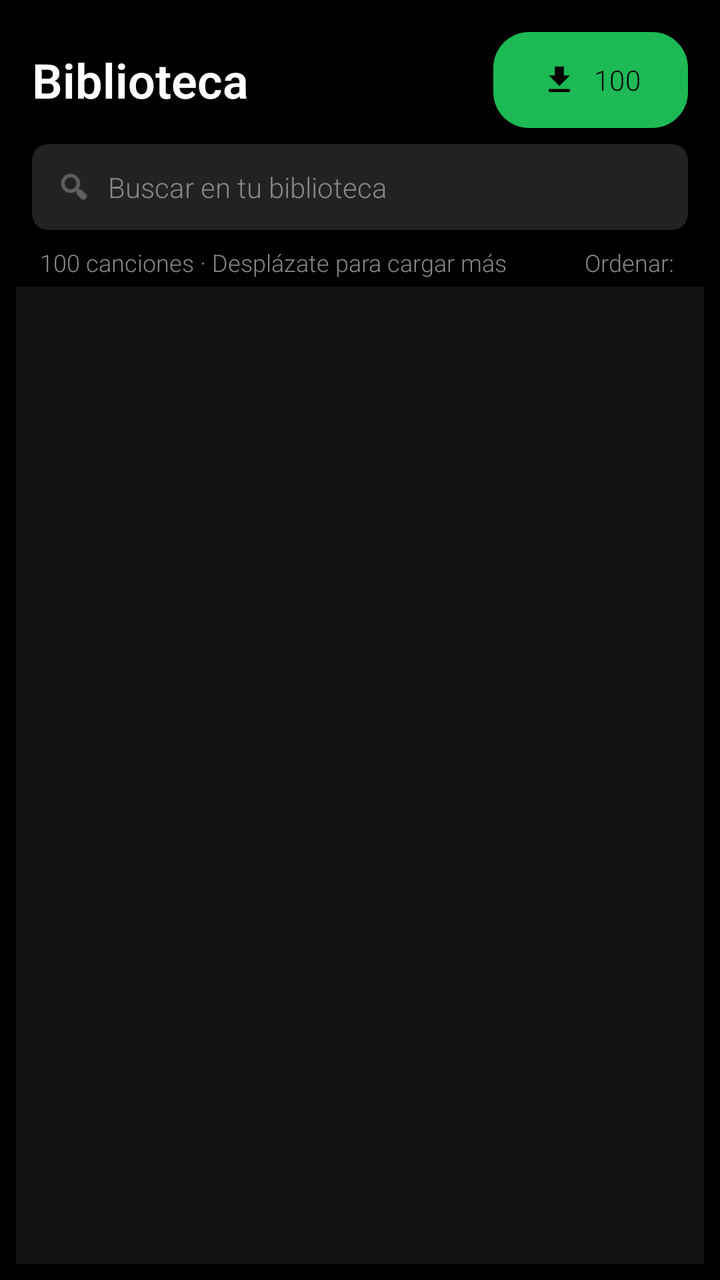
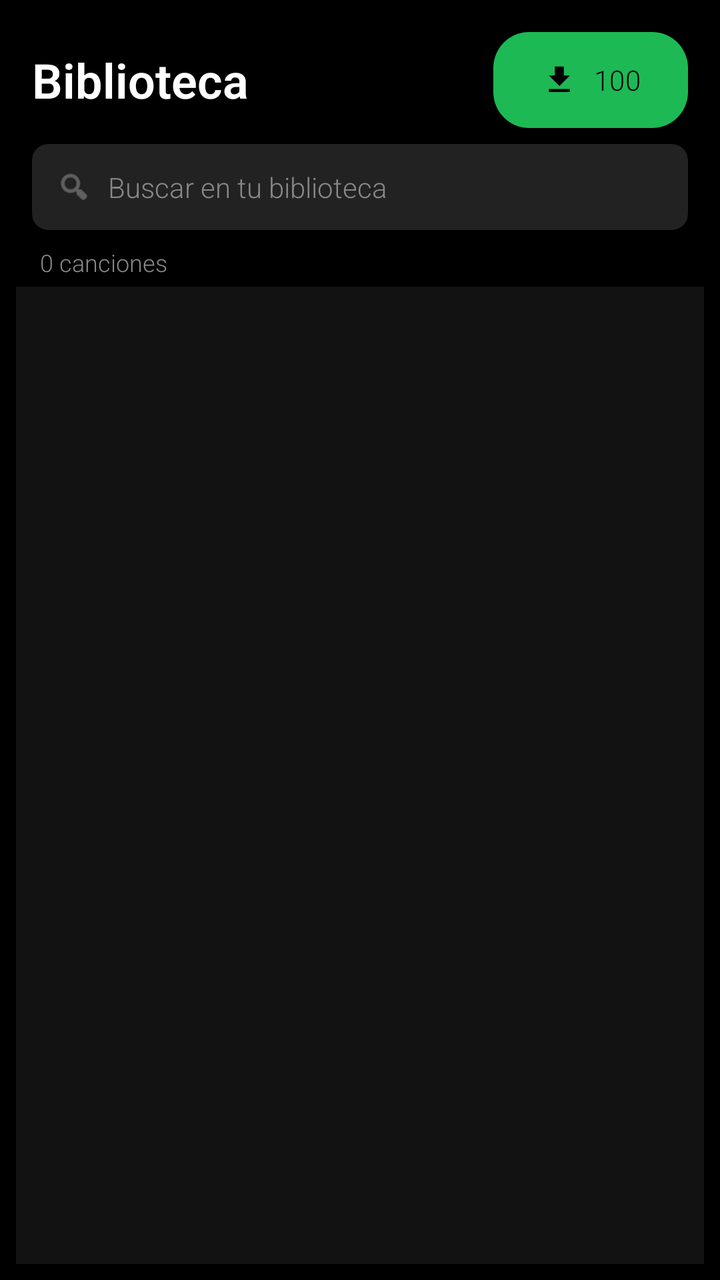

An Android layout rendered at two revisions. The XML below is the earlier revision; the diff shows what the commit changed to produce the second picture.
<!-- AndroidManifest.xml: application theme Theme.Localfly -->
<!-- res/layout/fragment_library.xml -->
<?xml version="1.0" encoding="utf-8"?>
<LinearLayout xmlns:android="http://schemas.android.com/apk/res/android"
    xmlns:app="http://schemas.android.com/apk/res-auto"
    android:layout_width="match_parent"
    android:layout_height="match_parent"
    android:orientation="vertical"
    android:background="#000000"
    android:padding="8dp">

    
    <RelativeLayout
        android:layout_width="match_parent"
        android:layout_height="wrap_content"
        android:paddingHorizontal="8dp"
        android:layout_marginTop="8dp">

        <TextView
            android:id="@+id/tvLibraryTitle"
            android:layout_width="wrap_content"
            android:layout_height="wrap_content"
            android:text="Biblioteca"
            android:textColor="#FFFFFF"
            android:textSize="24sp"
            android:textStyle="bold"
            android:layout_centerVertical="true" />

        <LinearLayout
            android:layout_width="wrap_content"
            android:layout_height="wrap_content"
            android:layout_alignParentEnd="true"
            android:orientation="horizontal">

            <com.google.android.material.button.MaterialButton
                android:id="@+id/btnDownloadAll"
                android:layout_width="wrap_content"
                android:layout_height="wrap_content"
                android:text="100"
                android:textColor="#000000"
                app:icon="@drawable/ic_download"
                app:iconTint="#000000"
                app:backgroundTint="#1DB954"
                android:insetTop="0dp"
                android:insetBottom="0dp"
                app:cornerRadius="18dp"
                android:textAllCaps="false" />


        </LinearLayout>
    </RelativeLayout>

    
    <androidx.cardview.widget.CardView
        android:layout_width="match_parent"
        android:layout_height="wrap_content"
        android:layout_margin="8dp"
        app:cardBackgroundColor="#222222"
        app:cardCornerRadius="8dp"
        app:cardElevation="0dp">

        <LinearLayout
            android:layout_width="match_parent"
            android:layout_height="wrap_content"
            android:orientation="horizontal"
            android:padding="12dp"
            android:gravity="center_vertical">

            <ImageView
                android:layout_width="18dp"
                android:layout_height="18dp"
                android:src="@android:drawable/ic_menu_search"
                app:tint="#888888" />

            <EditText
                android:id="@+id/etSearch"
                android:layout_width="match_parent"
                android:layout_height="wrap_content"
                android:layout_marginStart="8dp"
                android:background="@null"
                android:hint="Buscar en tu biblioteca"
                android:textColor="#FFFFFF"
                android:textColorHint="#888888"
                android:textSize="14sp"
                android:imeOptions="actionSearch"
                android:inputType="text"
                android:maxLines="1" />
        </LinearLayout>
    </androidx.cardview.widget.CardView>

    
    <RelativeLayout
        android:layout_width="match_parent"
        android:layout_height="wrap_content"
        android:paddingHorizontal="12dp"
        android:layout_marginBottom="4dp">

        <TextView
            android:id="@+id/tvSongCountInfo"
            android:layout_width="wrap_content"
            android:layout_height="wrap_content"
            android:text="100 canciones · Desplázate para cargar más"
            android:textColor="#888888"
            android:textSize="12sp"
            android:layout_centerVertical="true" />

        <LinearLayout
            android:layout_width="wrap_content"
            android:layout_height="wrap_content"
            android:layout_alignParentEnd="true"
            android:gravity="center_vertical">

            <TextView
                android:layout_width="wrap_content"
                android:layout_height="wrap_content"
                android:text="Ordenar: "
                android:textColor="#888888"
                android:textSize="12sp" />


        </LinearLayout>
    </RelativeLayout>

    <androidx.recyclerview.widget.RecyclerView
        android:id="@+id/rvLibrarySongs"
        android:layout_width="match_parent"
        android:layout_height="match_parent"
        android:padding="0dp"
        android:background="#121212" />

</LinearLayout>
<!-- resources referenced by this layout -->
<resources>
  <!-- drawable ic_download (drawable) -->
  <vector xmlns:android="http://schemas.android.com/apk/res/android"
      android:width="24dp"
      android:height="24dp"
      android:viewportWidth="24"
      android:viewportHeight="24">
      <path
          android:fillColor="#FFFFFF"
          android:pathData="M19,9h-4V3H9v6H5l7,7 7,-7zM5,18v2h14v-2H5z" />
  </vector>
  <style name="Theme.Localfly" parent="Base.Theme.Localfly" />
  <style name="Base.Theme.Localfly" parent="Theme.Material3.DayNight.NoActionBar">
          
          <item name="android:fontFamily">sans-serif-light</item>
          <item name="fontFamily">sans-serif-light</item>
      </style>
</resources>

<!-- the commit's change to res/layout/fragment_library.xml (unified diff, before → after) -->
@@ -48,6 +48,17 @@
         </LinearLayout>
     </RelativeLayout>
 
+    <com.google.android.material.progressindicator.LinearProgressIndicator
+        android:id="@+id/progressDownload"
+        android:layout_width="match_parent"
+        android:layout_height="wrap_content"
+        android:visibility="gone"
+        android:indeterminate="false"
+        android:layout_marginHorizontal="12dp"
+        android:layout_marginTop="4dp"
+        app:indicatorColor="#1DB954"
+        app:trackColor="#333333" />
+
     
     <androidx.cardview.widget.CardView
         android:layout_width="match_parent"
@@ -97,26 +108,11 @@
             android:id="@+id/tvSongCountInfo"
             android:layout_width="wrap_content"
             android:layout_height="wrap_content"
-            android:text="100 canciones · Desplázate para cargar más"
+            android:text="0 canciones"
             android:textColor="#888888"
             android:textSize="12sp"
             android:layout_centerVertical="true" />
 
-        <LinearLayout
-            android:layout_width="wrap_content"
-            android:layout_height="wrap_content"
-            android:layout_alignParentEnd="true"
-            android:gravity="center_vertical">
-
-            <TextView
-                android:layout_width="wrap_content"
-                android:layout_height="wrap_content"
-                android:text="Ordenar: "
-                android:textColor="#888888"
-                android:textSize="12sp" />
-
-
-        </LinearLayout>
     </RelativeLayout>
 
     <androidx.recyclerview.widget.RecyclerView
